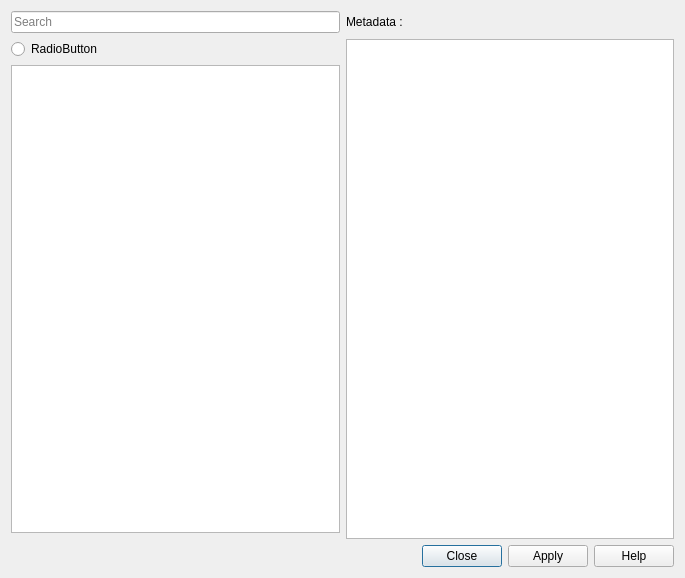
First picture: the form in geoplateforme/gui/provider/provider_form.ui, repository JulesGrillot/plugin-qgis-geoplateforme, before the edit.
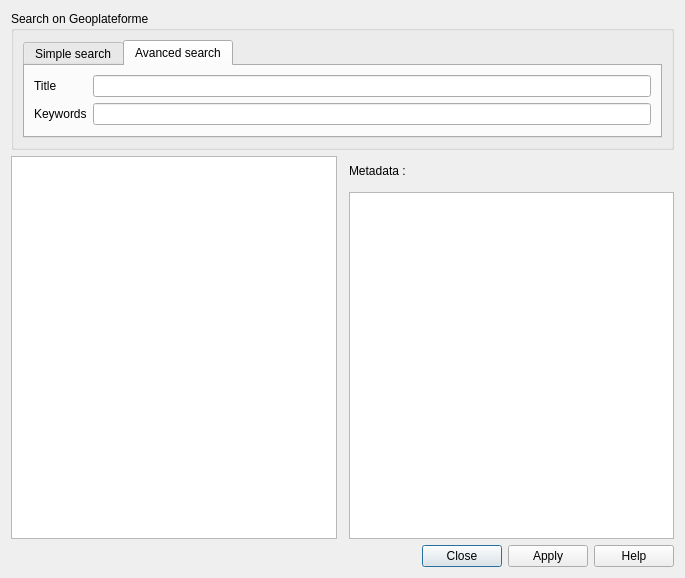
Second picture: the form after the edit. The open tabs and pages were chosen to show the change.

Commit message: feat(provider): add layer to map from IGN provider

```diff
--- a/geoplateforme/gui/provider/provider_form.ui
+++ b/geoplateforme/gui/provider/provider_form.ui
@@ -14,28 +14,83 @@
    <string>Layers</string>
   </property>
   <layout class="QGridLayout" name="gridLayout">
-   <item row="0" column="1">
+   <item row="0" column="0" colspan="3">
+    <widget class="QGroupBox" name="groupBox">
+     <property name="title">
+      <string>Search on Geoplateforme</string>
+     </property>
+     <layout class="QGridLayout" name="gridLayout_2">
+      <item row="0" column="0">
+       <widget class="QTabWidget" name="tw_search">
+        <property name="sizePolicy">
+         <sizepolicy hsizetype="Expanding" vsizetype="Minimum">
+          <horstretch>0</horstretch>
+          <verstretch>0</verstretch>
+         </sizepolicy>
+        </property>
+        <property name="currentIndex">
+         <number>0</number>
+        </property>
+        <widget class="QWidget" name="tab_simple_search">
+         <attribute name="title">
+          <string>Simple search</string>
+         </attribute>
+         <layout class="QVBoxLayout" name="verticalLayout">
+          <item>
+           <widget class="QLineEdit" name="le_search">
+            <property name="placeholderText">
+             <string>Search</string>
+            </property>
+           </widget>
+          </item>
+         </layout>
+        </widget>
+        <widget class="QWidget" name="tab_avanced_search">
+         <attribute name="title">
+          <string>Avanced search</string>
+         </attribute>
+         <layout class="QGridLayout" name="gridLayout_3">
+          <item row="0" column="0">
+           <widget class="QLabel" name="lb_title">
+            <property name="text">
+             <string>Title</string>
+            </property>
+           </widget>
+          </item>
+          <item row="0" column="1">
+           <widget class="QLineEdit" name="le_title"/>
+          </item>
+          <item row="1" column="1">
+           <widget class="QLineEdit" name="le_keywords"/>
+          </item>
+          <item row="1" column="0">
+           <widget class="QLabel" name="lb_keywords">
+            <property name="text">
+             <string>Keywords</string>
+            </property>
+           </widget>
+          </item>
+         </layout>
+        </widget>
+       </widget>
+      </item>
+     </layout>
+    </widget>
+   </item>
+   <item row="1" column="2">
     <widget class="QLabel" name="label">
+     <property name="maximumSize">
+      <size>
+       <width>16777215</width>
+       <height>30</height>
+      </size>
+     </property>
      <property name="text">
       <string>Metadata :</string>
      </property>
     </widget>
    </item>
-   <item row="1" column="0">
-    <widget class="QRadioButton" name="rb_filter">
-     <property name="text">
-      <string>RadioButton</string>
-     </property>
-    </widget>
-   </item>
-   <item row="0" column="0">
-    <widget class="QLineEdit" name="le_search">
-     <property name="placeholderText">
-      <string>Search</string>
-     </property>
-    </widget>
-   </item>
-   <item row="4" column="0" colspan="2">
+   <item row="5" column="0" colspan="3">
     <widget class="QDialogButtonBox" name="buttonBox">
      <property name="orientation">
       <enum>Qt::Horizontal</enum>
@@ -45,11 +100,14 @@
      </property>
     </widget>
    </item>
-   <item row="1" column="1" rowspan="3">
-    <widget class="QTextBrowser" name="metaTextBrowser"/>
-   </item>
-   <item row="2" column="0">
+   <item row="1" column="0" rowspan="4">
     <widget class="QTableView" name="tbv_results">
+     <property name="sizePolicy">
+      <sizepolicy hsizetype="Expanding" vsizetype="Expanding">
+       <horstretch>0</horstretch>
+       <verstretch>0</verstretch>
+      </sizepolicy>
+     </property>
      <property name="selectionMode">
       <enum>QAbstractItemView::SingleSelection</enum>
      </property>
@@ -58,6 +116,9 @@
      </property>
     </widget>
    </item>
+   <item row="2" column="2" rowspan="3">
+    <widget class="QTextBrowser" name="metaTextBrowser"/>
+   </item>
   </layout>
  </widget>
  <resources/>
```
The commit also changes 2 other files.
